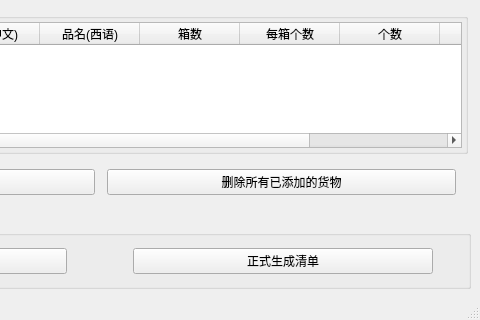
Before: the Qt Designer form CompanyStroageManagement/CreateListWin.ui in linxinwNeo/CompanyStroageManagement, drawn with Qt 5; both pictures show x 279 to 759 and y 341 to 661 of the 759 by 661 pixel window.
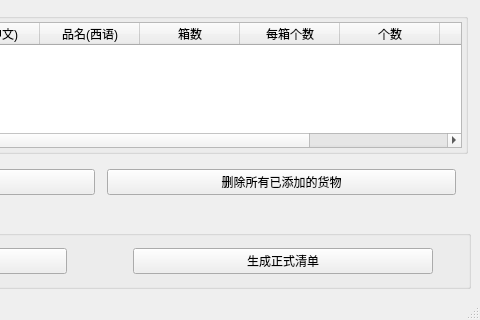
After: the same form once the commit is applied.

Patch:
```diff
--- a/CompanyStroageManagement/CreateListWin.ui
+++ b/CompanyStroageManagement/CreateListWin.ui
@@ -886,7 +886,7 @@
              <cursorShape>PointingHandCursor</cursorShape>
             </property>
             <property name="text">
-             <string>正式生成清单</string>
+             <string>生成正式清单</string>
             </property>
            </widget>
           </item>
```
